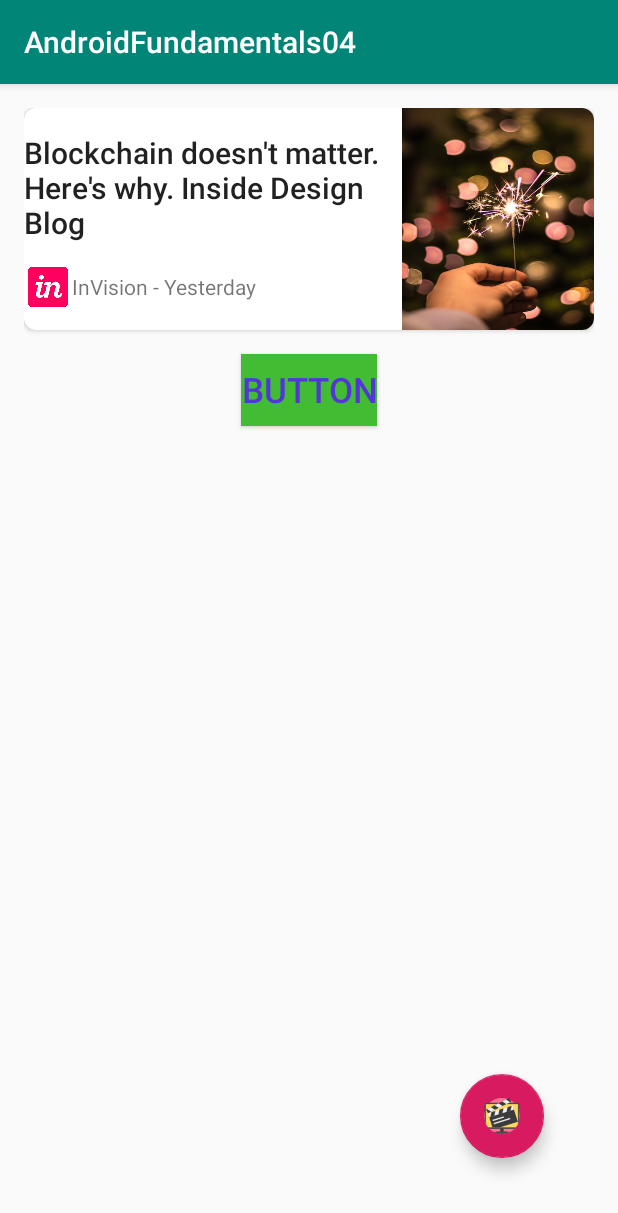
After one commit to magdamiu/AndroidFundamentals04, an Android app: the StylesActivity screen opened directly, with no data from a screen before it, on a phone screen of 412 x 824 dp. The commit adds this screen. Shown: the top 1213 px of the screen. Run offline under Robolectric (Android 15) with nearby library versions, the phone set to English and light mode, and no system bars.

Commit message:
Styles and material design components

```diff
--- a/app/build.gradle
+++ b/app/build.gradle
@@ -33,4 +33,5 @@ dependencies {
     androidTestImplementation 'androidx.test.espresso:espresso-core:3.2.0'
     implementation 'androidx.recyclerview:recyclerview:1.2.0-alpha03'
     implementation 'com.squareup.picasso:picasso:2.71828'
+    implementation 'androidx.cardview:cardview:1.0.0'
 }
--- a/app/src/main/AndroidManifest.xml
+++ b/app/src/main/AndroidManifest.xml
@@ -11,10 +11,11 @@
         android:roundIcon="@mipmap/ic_launcher_round"
         android:supportsRtl="true"
         android:theme="@style/AppTheme">
+        <activity android:name=".styles.StylesActivity"></activity>
         <activity
             android:name=".fragments.NavigationDrawerActivity"
             android:label="@string/title_activity_navigation_drawer"
-            android:theme="@style/AppTheme.NoActionBar"></activity>
+            android:theme="@style/AppTheme.NoActionBar" />
         <activity android:name=".fragments.ListenerFragmentActivity" />
         <activity android:name=".fragments.ParentDynamicFragmentActivity" />
         <activity android:name=".fragments.ParentActivity" />
--- a/app/src/main/java/com/magdamiu/androidfundamentals04/FirstActivity.java
+++ b/app/src/main/java/com/magdamiu/androidfundamentals04/FirstActivity.java
@@ -15,6 +15,7 @@ import com.magdamiu.androidfundamentals04.fragments.ParentActivity;
 import com.magdamiu.androidfundamentals04.fragments.ParentDynamicFragmentActivity;
 import com.magdamiu.androidfundamentals04.fragments.tabs.TabsActivity;
 import com.magdamiu.androidfundamentals04.recycler_view.EventsActivity;
+import com.magdamiu.androidfundamentals04.styles.StylesActivity;
 
 public class FirstActivity extends AppCompatActivity {
 
@@ -70,4 +71,8 @@ public class FirstActivity extends AppCompatActivity {
     public void tabsOnClick(View view) {
         startActivity(new Intent(FirstActivity.this, TabsActivity.class));
     }
+
+    public void stylesOnClick(View view) {
+        startActivity(new Intent(FirstActivity.this, StylesActivity.class));
+    }
 }
--- /dev/null
+++ b/app/src/main/java/com/magdamiu/androidfundamentals04/styles/StylesActivity.java
@@ -0,0 +1,39 @@
+package com.magdamiu.androidfundamentals04.styles;
+
+import androidx.appcompat.app.AppCompatActivity;
+import androidx.core.content.ContextCompat;
+
+import android.graphics.Color;
+import android.os.Bundle;
+import android.view.View;
+import android.widget.TextView;
+import android.widget.Toast;
+
+import com.google.android.material.snackbar.Snackbar;
+import com.magdamiu.androidfundamentals04.R;
+
+public class StylesActivity extends AppCompatActivity {
+
+    @Override
+    protected void onCreate(Bundle savedInstanceState) {
+        super.onCreate(savedInstanceState);
+        setContentView(R.layout.activity_styles);
+    }
+
+    public void fabOnClick(View view) {
+        Snackbar snackbar = Snackbar
+                .make(view, R.string.error_occured, Snackbar.LENGTH_LONG)
+                .setAction(R.string.retry, new View.OnClickListener() {
+                    @Override
+                    public void onClick(View view) {
+                        Toast.makeText(StylesActivity.this, getString(R.string.retry_message), Toast.LENGTH_LONG).show();
+                    }
+                });
+        snackbar.setActionTextColor(Color.RED);
+        View snackbarView = snackbar.getView();
+        snackbarView.setBackgroundColor(ContextCompat.getColor(this, R.color.colorPrimaryDark));
+        TextView textView = snackbarView.findViewById(com.google.android.material.R.id.snackbar_text);
+        textView.setTextColor(Color.GREEN);
+        snackbar.show();
+    }
+}
--- a/app/src/main/res/layout/activity_first.xml
+++ b/app/src/main/res/layout/activity_first.xml
@@ -131,4 +131,14 @@
         app:layout_constraintEnd_toEndOf="parent"
         app:layout_constraintStart_toStartOf="parent"
         app:layout_constraintTop_toBottomOf="@+id/button22" />
+
+    <Button
+        android:id="@+id/button24"
+        android:layout_width="wrap_content"
+        android:layout_height="wrap_content"
+        android:onClick="stylesOnClick"
+        android:text="@string/cardview_and_styles"
+        app:layout_constraintEnd_toEndOf="parent"
+        app:layout_constraintStart_toStartOf="parent"
+        app:layout_constraintTop_toBottomOf="@+id/button23" />
 </androidx.constraintlayout.widget.ConstraintLayout>
--- /dev/null
+++ b/app/src/main/res/layout/activity_styles.xml
@@ -0,0 +1,109 @@
+<?xml version="1.0" encoding="utf-8"?>
+<androidx.constraintlayout.widget.ConstraintLayout xmlns:android="http://schemas.android.com/apk/res/android"
+    xmlns:app="http://schemas.android.com/apk/res-auto"
+    xmlns:tools="http://schemas.android.com/tools"
+    android:layout_width="match_parent"
+    android:layout_height="match_parent"
+    android:padding="@dimen/activity_vertical_margin"
+    tools:context=".styles.StylesActivity">
+
+    <androidx.cardview.widget.CardView
+        android:id="@+id/cardView"
+        android:layout_width="match_parent"
+        android:layout_height="148dp"
+        app:cardCornerRadius="8dp"
+        app:layout_constraintTop_toTopOf="parent"
+        tools:ignore="MissingConstraints"
+        tools:layout_editor_absoluteX="16dp">
+
+        <androidx.constraintlayout.widget.ConstraintLayout
+            android:layout_width="match_parent"
+            android:layout_height="match_parent">
+
+            <TextView
+                android:id="@+id/textView"
+                android:layout_width="0dp"
+                android:layout_height="wrap_content"
+                android:layout_marginTop="16dp"
+                android:text="Blockchain doesn't matter. Here's why. Inside Design Blog"
+                android:textAppearance="@style/TextAppearance.AppCompat.Title"
+                app:layout_constraintEnd_toStartOf="@+id/imageView"
+                app:layout_constraintStart_toStartOf="parent"
+                app:layout_constraintTop_toTopOf="parent" />
+
+            <ImageView
+                android:id="@+id/imageView"
+                android:layout_width="128dp"
+                android:layout_height="match_parent"
+                android:layout_gravity="right"
+                android:background="@drawable/poster_sparkling"
+                android:scaleType="center"
+                app:layout_constraintEnd_toEndOf="parent"
+                app:layout_constraintStart_toEndOf="@+id/textView"
+                app:layout_constraintTop_toTopOf="parent" />
+
+            <ImageView
+                android:id="@+id/imageView2"
+                android:layout_width="32dp"
+                android:layout_height="32dp"
+                android:layout_marginTop="16dp"
+                android:layout_marginBottom="16dp"
+                android:src="@drawable/invision"
+                app:layout_constraintBottom_toBottomOf="parent"
+                app:layout_constraintEnd_toStartOf="@+id/textView2"
+                app:layout_constraintHorizontal_bias="0.5"
+                app:layout_constraintStart_toStartOf="parent"
+                app:layout_constraintTop_toBottomOf="@+id/textView" />
+
+            <TextView
+                android:id="@+id/textView2"
+                android:layout_width="0dp"
+                android:layout_height="wrap_content"
+                android:elevation="8dp"
+                android:text="InVision - Yesterday"
+                app:layout_constraintBottom_toBottomOf="@+id/imageView2"
+                app:layout_constraintEnd_toStartOf="@+id/imageView"
+                app:layout_constraintHorizontal_bias="0.5"
+                app:layout_constraintStart_toEndOf="@+id/imageView2"
+                app:layout_constraintTop_toTopOf="@+id/imageView2" />
+
+        </androidx.constraintlayout.widget.ConstraintLayout>
+    </androidx.cardview.widget.CardView>
+
+    <Button
+        android:id="@+id/button25"
+        style="@style/FromHomeWithBackground"
+        android:layout_width="wrap_content"
+        android:layout_height="wrap_content"
+        android:layout_marginTop="16dp"
+        android:text="Button"
+        app:layout_constraintEnd_toEndOf="parent"
+        app:layout_constraintStart_toStartOf="parent"
+        app:layout_constraintTop_toBottomOf="@+id/cardView" />
+
+    <androidx.coordinatorlayout.widget.CoordinatorLayout
+        android:layout_width="0dp"
+        android:layout_height="0dp"
+        android:layout_marginTop="16dp"
+        app:layout_constraintBottom_toBottomOf="parent"
+        app:layout_constraintEnd_toEndOf="parent"
+        app:layout_constraintStart_toStartOf="parent"
+        app:layout_constraintTop_toTopOf="parent"></androidx.coordinatorlayout.widget.CoordinatorLayout>
+
+    <com.google.android.material.floatingactionbutton.FloatingActionButton
+        android:id="@+id/floatingActionButton"
+        android:layout_width="wrap_content"
+        android:layout_height="wrap_content"
+        android:layout_marginBottom="36dp"
+        android:clickable="true"
+        android:onClick="fabOnClick"
+        android:src="@drawable/movie"
+        app:fabSize="auto"
+        app:layout_constraintBottom_toBottomOf="parent"
+        app:layout_constraintEnd_toEndOf="parent"
+        app:layout_constraintHorizontal_bias="0.898"
+        app:layout_constraintStart_toStartOf="parent"
+        app:rippleColor="@color/colorPrimaryDark"
+        app:srcCompat="@drawable/ic_launcher_background" />
+
+</androidx.constraintlayout.widget.ConstraintLayout>
--- a/app/src/main/res/values/strings.xml
+++ b/app/src/main/res/values/strings.xml
@@ -146,4 +146,8 @@
     <string name="main_activity">Main activity</string>
     <string name="spinner_cu_font">Spinner cu font</string>
     <string name="events">Events</string>
+    <string name="cardview_and_styles">CardView and Styles</string>
+    <string name="error_occured">Error</string>
+    <string name="retry">Retry</string>
+    <string name="retry_message">Please try again</string>
 </resources>
--- a/app/src/main/res/values/styles.xml
+++ b/app/src/main/res/values/styles.xml
@@ -17,4 +17,13 @@
 
     <style name="AppTheme.PopupOverlay" parent="ThemeOverlay.AppCompat.Light" />
 
+    <style name="FromHomeStyle">
+        <item name="android:textColor">#5435da</item>
+        <item name="android:textSize">23sp</item>
+    </style>
+
+    <style name="FromHomeWithBackground" parent="FromHomeStyle">
+        <item name="android:background">#42bc32</item>
+    </style>
+
 </resources>
--- a/build.gradle
+++ b/build.gradle
@@ -7,7 +7,7 @@ buildscript {
 
     }
     dependencies {
-        classpath 'com.android.tools.build:gradle:3.5.3'
+        classpath 'com.android.tools.build:gradle:3.6.3'
 
         // NOTE: Do not place your application dependencies here; they belong
         // in the individual module build.gradle files
```
Also changed, not shown: app/src/main/res/drawable/invision.png (added), app/src/main/res/drawable/poster_sparkling.jpg (added), gradle/wrapper/gradle-wrapper.properties.
